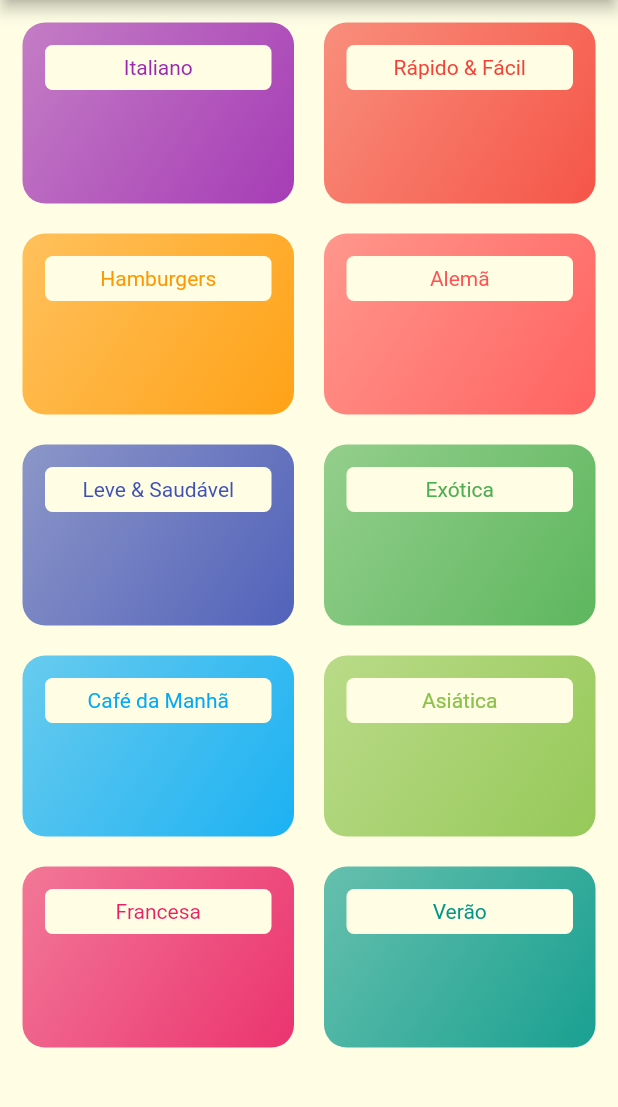
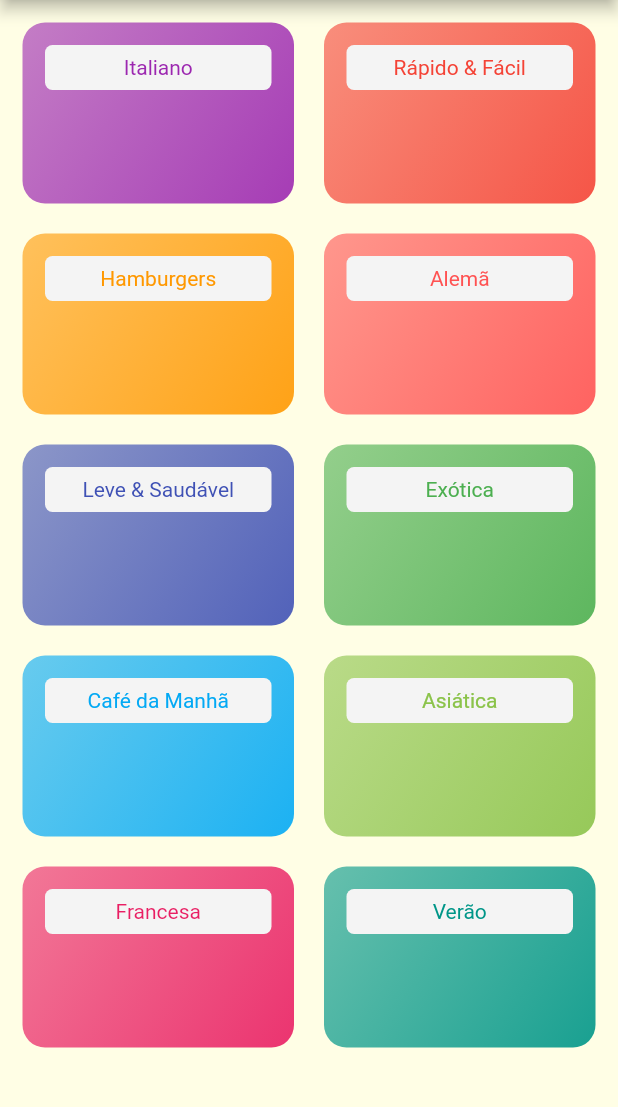
Before and after one commit to AmandaCleto/cod3r--aprenda-flutter-e-dart-e-construa-apps-ios-e-android, a Flutter app: the screen it shows after launch, on a phone screen of 412 x 824 dp, the part 84-1191 px from its top. Run offline on Flutter 3.47's test engine with Material 2 defaults, Android fonts, the phone set to English and light mode, and no system bars; Roboto replaces fonts that are missing (OpenSans).

Commit message:
changed background color

```diff
--- a/projects/lets_cook/lib/components/category_item.dart
+++ b/projects/lets_cook/lib/components/category_item.dart
@@ -30,7 +30,7 @@ class CategoryItem extends StatelessWidget {
           children: [
             Container(
               decoration: BoxDecoration(
-                color: const Color.fromRGBO(255, 254, 229, 1),
+                color: const Color.fromRGBO(244, 244, 244, 1),
                 borderRadius: BorderRadius.circular(5),
               ),
               padding: const EdgeInsets.all(5),
```
